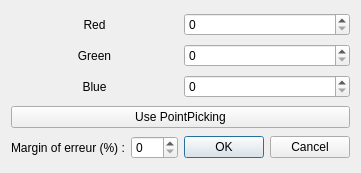
Old version of the form RgbDialog.ui in the repository ckeleshi/ptrans.
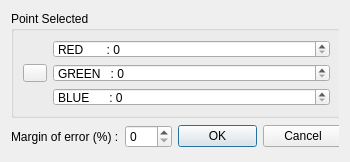
New version of the form. Icons and pictures are not drawn.

Commit message: avancement Point picker

Patch:
```diff
--- a/RgbDialog.ui
+++ b/RgbDialog.ui
@@ -7,7 +7,7 @@
     <x>0</x>
     <y>0</y>
     <width>350</width>
-    <height>173</height>
+    <height>162</height>
    </rect>
   </property>
   <property name="sizePolicy">
@@ -21,84 +21,101 @@
   </property>
   <layout class="QVBoxLayout" name="verticalLayout">
    <item>
-    <layout class="QHBoxLayout" name="horizontalLayout_red">
-     <item>
-      <widget class="QLabel" name="red_label">
-       <property name="text">
-        <string>Red</string>
-       </property>
-       <property name="alignment">
-        <set>Qt::AlignCenter</set>
-       </property>
-      </widget>
-     </item>
-     <item>
-      <widget class="QSpinBox" name="area_red">
+    <widget class="QWidget" name="widget" native="true">
+     <widget class="QGroupBox" name="centerGroupBox">
+      <property name="geometry">
+       <rect>
+        <x>0</x>
+        <y>0</y>
+        <width>331</width>
+        <height>107</height>
+       </rect>
+      </property>
+      <property name="title">
+       <string>Point Selected </string>
+      </property>
+      <property name="flat">
+       <bool>true</bool>
+      </property>
+      <layout class="QGridLayout" name="gridLayout_3">
+       <item row="0" column="1">
+        <widget class="QDoubleSpinBox" name="area_red">
+         <property name="prefix">
+          <string notr="true">RED       : </string>
+         </property>
+         <property name="decimals">
+          <number>0</number>
+         </property>
+         <property name="minimum">
+          <double>0.000000000000000</double>
+         </property>
        <property name="maximum">
-        <number>255</number>
+          <double>255.000000000000000</double>
        </property>
       </widget>
      </item>
-    </layout>
-   </item>
-   <item>
-    <layout class="QHBoxLayout" name="horizontalLayout_green">
-     <item>
-      <widget class="QLabel" name="green_label">
-       <property name="text">
-        <string>Green</string>
-       </property>
-       <property name="alignment">
-        <set>Qt::AlignCenter</set>
-       </property>
-      </widget>
-     </item>
-     <item>
-      <widget class="QSpinBox" name="area_green">
+       <item row="1" column="0">
+        <widget class="QToolButton" name="pointPickingButton">
+         <property name="toolTip">
+          <string>Pick the plane center (click again to cancel)</string>
+         </property>
+         <property name="icon">
+          <iconset resource="../../../qCC/icones.qrc">
+           <normaloff>:/CC/images/ccPointPicking.png</normaloff>:/CC/images/ccPointPicking.png</iconset>
+         </property>
+         <property name="checkable">
+          <bool>true</bool>
+         </property>
+        </widget>
+       </item>
+       <item row="1" column="1">
+        <widget class="QDoubleSpinBox" name="area_green">
+         <property name="prefix">
+          <string notr="true">GREEN   : </string>
+         </property>
+         <property name="decimals">
+          <number>0</number>
+         </property>
+         <property name="minimum">
+          <double>0.000000000000000</double>
+         </property>
        <property name="maximum">
-        <number>255</number>
+          <double>255.000000000000000</double>
        </property>
       </widget>
      </item>
-    </layout>
-   </item>
-   <item>
-    <layout class="QHBoxLayout" name="horizontalLayout_blue">
-     <item>
-      <widget class="QLabel" name="blue_label">
-       <property name="text">
-        <string>Blue</string>
-       </property>
-       <property name="alignment">
-        <set>Qt::AlignCenter</set>
-       </property>
-      </widget>
-     </item>
-     <item>
-      <widget class="QSpinBox" name="area_blue">
+       <item row="2" column="1">
+        <widget class="QDoubleSpinBox" name="area_blue">
+         <property name="prefix">
+          <string notr="true">BLUE      : </string>
+         </property>
+         <property name="decimals">
+          <number>0</number>
+         </property>
+         <property name="minimum">
+          <double>0.000000000000000</double>
+         </property>
        <property name="maximum">
-        <number>255</number>
+          <double>255.000000000000000</double>
        </property>
       </widget>
      </item>
     </layout>
-   </item>
-   <item>
-    <widget class="QPushButton" name="pushButton">
-     <property name="cursor">
-      <cursorShape>ArrowCursor</cursorShape>
-     </property>
-     <property name="text">
-      <string>Use PointPicking</string>
-     </property>
-    </widget>
-   </item>
-   <item>
+     </widget>
+     <widget class="QWidget" name="layoutWidget">
+      <property name="geometry">
+       <rect>
+        <x>0</x>
+        <y>110</y>
+        <width>332</width>
+        <height>31</height>
+       </rect>
+      </property>
     <layout class="QHBoxLayout" name="horizontalLayout_bottom">
      <item>
       <widget class="QLabel" name="margin_label">
        <property name="text">
-        <string>Margin of erreur (%) :</string>
+          <string>Margin of error (%) :</string>
        </property>
       </widget>
      </item>
@@ -120,6 +137,8 @@
       </widget>
      </item>
     </layout>
+     </widget>
+    </widget>
    </item>
   </layout>
  </widget>
```
Left out of the diff: 36 changed lines with no effect on the pictures. Lines whose indentation alone changed are shown as unchanged. The commit also changes 5 other files.
